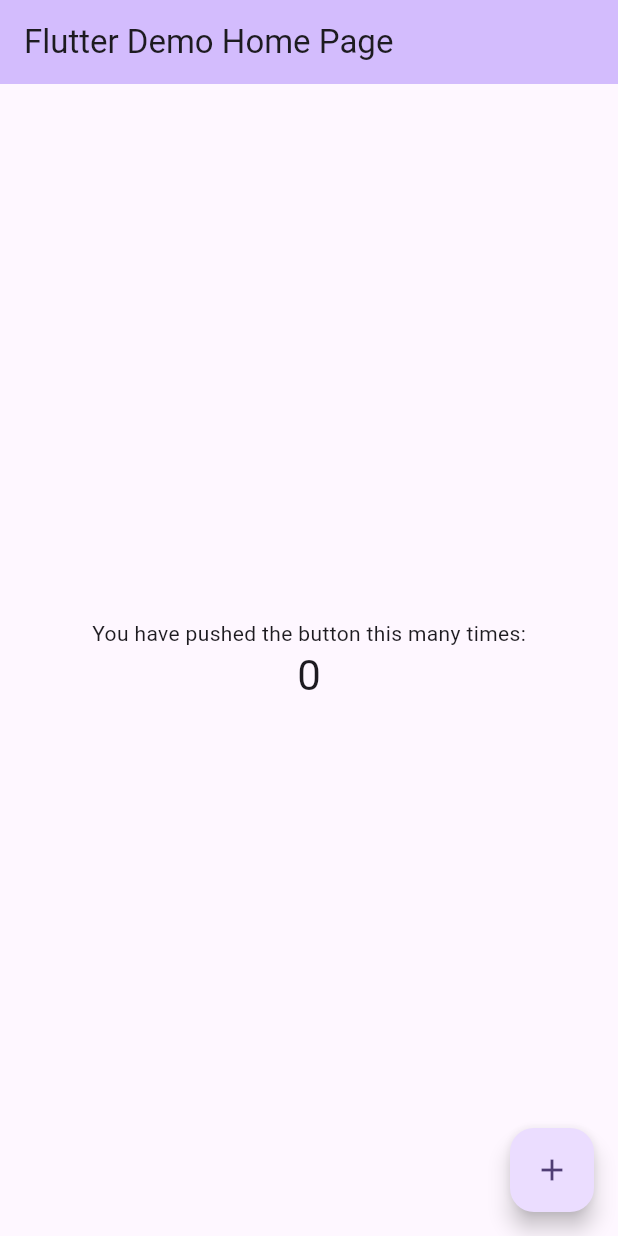
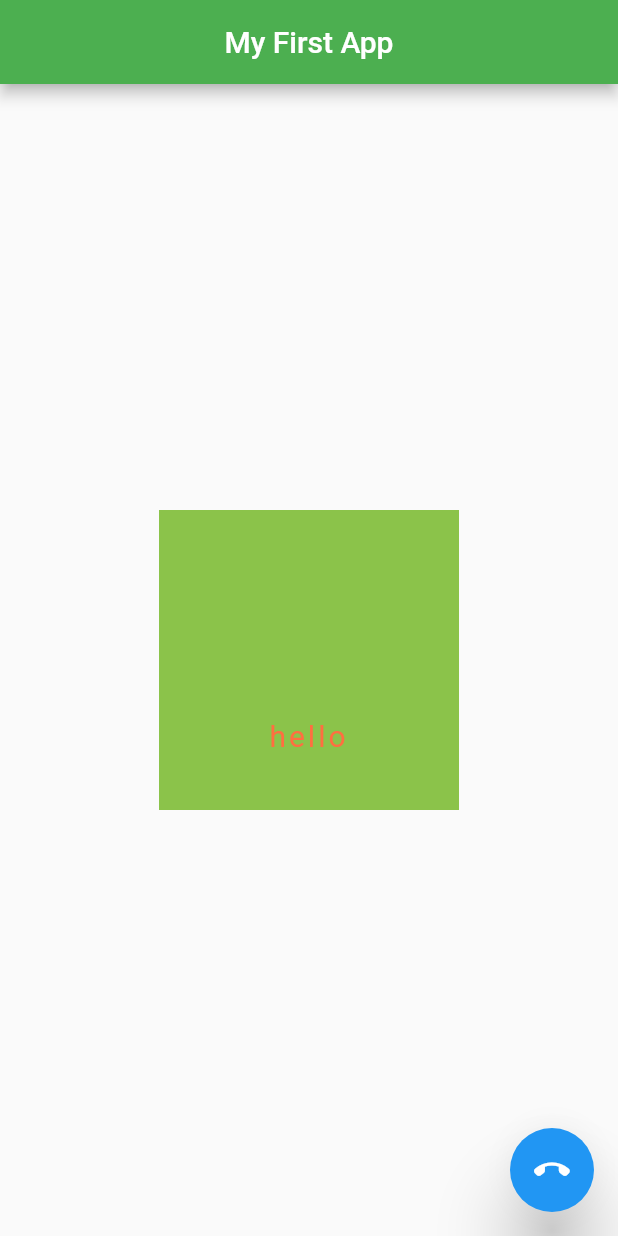
Before and after one commit to Huzaifa-Muhammed/Flutter-ACM-fellowship4, a Flutter app: the screen it shows after launch, on a phone screen of 412 x 824 dp. Run offline on Flutter 3.47's test engine with Material 2 defaults, Android fonts, the phone set to English and light mode, and no system bars; Roboto replaces fonts that are missing (cursive).

Commit message:
Practiced flutter wigdets

```diff
--- a/Week2/firstapp/lib/main.dart
+++ b/Week2/firstapp/lib/main.dart
@@ -1,125 +1,75 @@
 import 'package:flutter/material.dart';
+import 'package:flutter/rendering.dart';
 
-void main() {
+void main()
+{
   runApp(const MyApp());
 }
 
+
 class MyApp extends StatelessWidget {
-  const MyApp({super.key});
+  const MyApp({Key? key }) :super(key: key);
 
-  // This widget is the root of your application.
   @override
   Widget build(BuildContext context) {
     return MaterialApp(
-      title: 'Flutter Demo',
-      theme: ThemeData(
-        // This is the theme of your application.
-        //
-        // TRY THIS: Try running your application with "flutter run". You'll see
-        // the application has a blue toolbar. Then, without quitting the app,
-        // try changing the seedColor in the colorScheme below to Colors.green
-        // and then invoke "hot reload" (save your changes or press the "hot
-        // reload" button in a Flutter-supported IDE, or press "r" if you used
-        // the command line to start the app).
-        //
-        // Notice that the counter didn't reset back to zero; the application
-        // state is not lost during the reload. To reset the state, use hot
-        // restart instead.
-        //
-        // This works for code too, not just values: Most code changes can be
-        // tested with just a hot reload.
-        colorScheme: ColorScheme.fromSeed(seedColor: Colors.deepPurple),
-        useMaterial3: true,
-      ),
-      home: const MyHomePage(title: 'Flutter Demo Home Page'),
+      title: 'First App',
+      debugShowCheckedModeBanner: false,
+      theme: ThemeData(primarySwatch: Colors.blue),
+      darkTheme:ThemeData(primarySwatch: Colors.grey) ,
+      themeMode: ThemeMode.system ,
+      home: const MyHomePage()
     );
   }
 }
 
 class MyHomePage extends StatefulWidget {
-  const MyHomePage({super.key, required this.title});
 
-  // This widget is the home page of your application. It is stateful, meaning
-  // that it has a State object (defined below) that contains fields that affect
-  // how it looks.
-
-  // This class is the configuration for the state. It holds the values (in this
-  // case the title) provided by the parent (in this case the App widget) and
-  // used by the build method of the State. Fields in a Widget subclass are
-  // always marked "final".
-
-  final String title;
-
+  const MyHomePage({Key? key }) :super(key: key);
   @override
   State<MyHomePage> createState() => _MyHomePageState();
 }
 
 class _MyHomePageState extends State<MyHomePage> {
-  int _counter = 0;
-
-  void _incrementCounter() {
-    setState(() {
-      // This call to setState tells the Flutter framework that something has
-      // changed in this State, which causes it to rerun the build method below
-      // so that the display can reflect the updated values. If we changed
-      // _counter without calling setState(), then the build method would not be
-      // called again, and so nothing would appear to happen.
-      _counter++;
-    });
-  }
 
   @override
   Widget build(BuildContext context) {
-    // This method is rerun every time setState is called, for instance as done
-    // by the _incrementCounter method above.
-    //
-    // The Flutter framework has been optimized to make rerunning build methods
-    // fast, so that you can just rebuild anything that needs updating rather
-    // than having to individually change instances of widgets.
+
     return Scaffold(
-      appBar: AppBar(
-        // TRY THIS: Try changing the color here to a specific color (to
-        // Colors.amber, perhaps?) and trigger a hot reload to see the AppBar
-        // change color while the other colors stay the same.
-        backgroundColor: Theme.of(context).colorScheme.inversePrimary,
-        // Here we take the value from the MyHomePage object that was created by
-        // the App.build method, and use it to set our appbar title.
-        title: Text(widget.title),
-      ),
+        appBar: AppBar(
+          title:const Text('My First App'),
+          backgroundColor: Colors.green,
+          centerTitle: true,
+        ),
       body: Center(
-        // Center is a layout widget. It takes a single child and positions it
-        // in the middle of the parent.
-        child: Column(
-          // Column is also a layout widget. It takes a list of children and
-          // arranges them vertically. By default, it sizes itself to fit its
-          // children horizontally, and tries to be as tall as its parent.
-          //
-          // Column has various properties to control how it sizes itself and
-          // how it positions its children. Here we use mainAxisAlignment to
-          // center the children vertically; the main axis here is the vertical
-          // axis because Columns are vertical (the cross axis would be
-          // horizontal).
-          //
-          // TRY THIS: Invoke "debug painting" (choose the "Toggle Debug Paint"
-          // action in the IDE, or press "p" in the console), to see the
-          // wireframe for each widget.
-          mainAxisAlignment: MainAxisAlignment.center,
-          children: <Widget>[
-            const Text(
-              'You have pushed the button this many times:',
-            ),
-            Text(
-              '$_counter',
-              style: Theme.of(context).textTheme.headlineMedium,
-            ),
-          ],
+        child: Container(
+          width: 200,
+          height: 200,
+          color: Colors.lightGreen,
+          child: const Center(
+              child:Text(
+                'hello',
+                style:TextStyle(
+                  fontSize: 20,
+                  letterSpacing: 2,
+                  color: Colors.deepOrangeAccent,
+                  height: 10,
+                  wordSpacing: 3,
+                  fontFamily: 'cursive',
+                ),
+                textAlign: TextAlign.center,
+                textDirection: TextDirection.ltr,
+                textHeightBehavior: TextHeightBehavior(applyHeightToFirstAscent: true),
+              )
+          ),
         ),
       ),
-      floatingActionButton: FloatingActionButton(
-        onPressed: _incrementCounter,
-        tooltip: 'Increment',
-        child: const Icon(Icons.add),
-      ), // This trailing comma makes auto-formatting nicer for build methods.
+      floatingActionButton:FloatingActionButton(
+        elevation: 20.0,
+        child:const Icon(Icons.call_end_rounded),
+        onPressed: (){
+        },
+      )
     );
   }
 }
```
